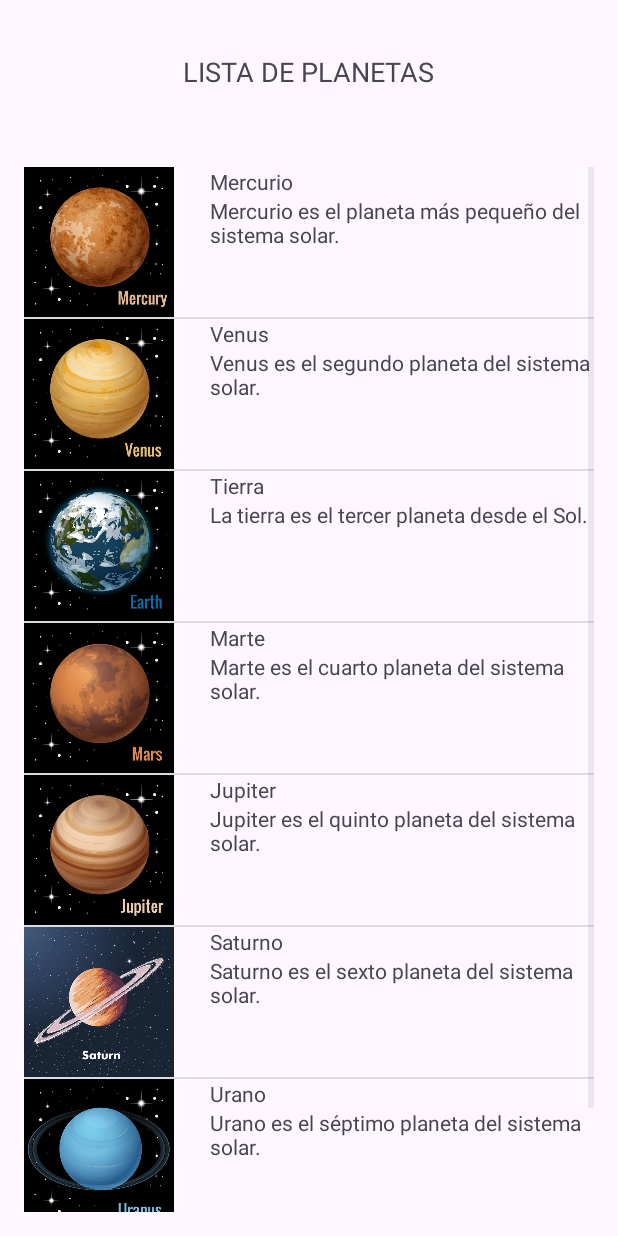
After one commit to Gupe024/PP_Adriana, an Android app: the Lista_planetas screen opened directly, with no data from a screen before it, on a phone screen of 412 x 824 dp. The commit adds this screen. Run offline under Robolectric (Android 15) with nearby library versions, the phone set to English and light mode, and no system bars.

Commit message:
Segundo commit

```diff
--- a/app/src/main/AndroidManifest.xml
+++ b/app/src/main/AndroidManifest.xml
@@ -13,6 +13,12 @@
         android:theme="@style/Theme.EPlanetas_A"
         tools:targetApi="31">
         <activity
+            android:name=".Informacion"
+            android:exported="false" />
+        <activity
+            android:name=".Lista_planetas"
+            android:exported="false" />
+        <activity
             android:name=".MainActivity"
             android:exported="true">
             <intent-filter>
--- /dev/null
+++ b/app/src/main/java/com/example/eplanetas_a/AdaptadorPlanetas.java
@@ -0,0 +1,44 @@
+package com.example.eplanetas_a;
+
+import android.app.Activity;
+import android.view.LayoutInflater;
+import android.view.View;
+import android.view.ViewGroup;
+import android.widget.ArrayAdapter;
+import android.widget.ImageView;
+import android.widget.TextView;
+
+import androidx.annotation.NonNull;
+
+public class AdaptadorPlanetas extends ArrayAdapter<String> {
+
+    private final Activity context;
+    private final String[] nombres;
+    private final String[] descripciones;
+    private final Integer[] image;
+
+    public AdaptadorPlanetas(@NonNull Activity context, String[] nombres, String[] descripciones, Integer[] image) {
+        super(context, R.layout.item_planetas, nombres);
+        this.context = context;
+        this.nombres = nombres;
+        this.descripciones = descripciones;
+        this.image = image;
+    }
+
+    public View getView(int position, View convertView, ViewGroup parent) {
+        if (convertView == null) {
+            LayoutInflater inflater = context.getLayoutInflater();
+            convertView = inflater.inflate(R.layout.item_planetas, parent, false);
+        }
+
+        TextView nombre = convertView.findViewById(R.id.nombre);
+        TextView descripcion = convertView.findViewById(R.id.descripcion);
+        ImageView imagen = convertView.findViewById(R.id.logo);
+
+        nombre.setText(nombres[position]);
+        descripcion.setText(descripciones[position]);
+        imagen.setImageResource(image[position]);
+
+        return convertView;
+    }
+}
--- /dev/null
+++ b/app/src/main/java/com/example/eplanetas_a/Lista_planetas.java
@@ -0,0 +1,42 @@
+package com.example.eplanetas_a;
+
+import android.content.res.TypedArray;
+import android.os.Bundle;
+import android.view.View;
+import android.widget.AdapterView;
+import android.widget.ListView;
+import android.widget.Toast;
+
+import androidx.appcompat.app.AppCompatActivity;
+
+public class Lista_planetas extends AppCompatActivity {
+    private ListView lista;
+
+    @Override
+    protected void onCreate(Bundle savedInstanceState) {
+        super.onCreate(savedInstanceState);
+        setContentView(R.layout.activity_lista_planetas);
+
+        lista = findViewById(R.id.ListaView);
+
+        String[] nombres = getResources().getStringArray(R.array.planetas_array);
+        String[] descripciones = getResources().getStringArray(R.array.descripcionPlanetas);
+
+        TypedArray images = getResources().obtainTypedArray(R.array.imagenesPlanetas);
+        Integer[] image = new Integer[images.length()];
+        for (int i = 0; i < images.length(); i++) {
+            image[i] = images.getResourceId(i, -1);
+        }
+        images.recycle();
+
+        AdaptadorPlanetas adapter = new AdaptadorPlanetas(this, nombres, descripciones, image);
+        lista.setAdapter(adapter);
+
+        lista.setOnItemClickListener(new AdapterView.OnItemClickListener() {
+            @Override
+            public void onItemClick(AdapterView<?> parent, View view, int position, long id) {
+                Toast.makeText(getApplicationContext(), "Seleccionaste: " + nombres[position], Toast.LENGTH_LONG).show();
+            }
+        });
+    }
+}
--- a/app/src/main/res/layout/listadeplanetas.xml
+++ b/app/src/main/res/layout/activity_lista_planetas.xml
@@ -1,10 +1,12 @@
 <?xml version="1.0" encoding="utf-8"?>
 <RelativeLayout xmlns:android="http://schemas.android.com/apk/res/android"
+    xmlns:tools="http://schemas.android.com/tools"
     android:layout_width="match_parent"
-    android:layout_height="match_parent">
+    android:layout_height="match_parent"
+    tools:context=".MainActivity">
 
     <TextView
-        android:id="@+id/total"
+        android:id="@+id/nombre_menu"
         android:layout_width="wrap_content"
         android:layout_height="wrap_content"
         android:text="@string/Menu"
@@ -13,10 +15,9 @@
         android:layout_centerHorizontal="true"/>
 
     <ListView
-        android:id="@+id/listView"
-        android:layout_below="@id/total"
+        android:id="@+id/ListaView"
+        android:layout_below="@id/nombre_menu"
         android:layout_width="match_parent"
         android:layout_height="wrap_content"
         android:padding="16dp" />
-
 </RelativeLayout>
--- a/app/src/main/res/values/strings.xml
+++ b/app/src/main/res/values/strings.xml
@@ -5,4 +5,45 @@
     <string name="Password">Contraseña</string>
     <string name="Iniciar">INICIAR</string>
     <string name="Menu">LISTA DE PLANETAS</string>
+    <string name="Nombre_planeta" />
+    <string name="Descripcion" />
+    <string name="TituloInfo"/>
+    <string name="Textoizquierdo"/>
+    <string name="Textocentrado"/>
+
+    <string-array name="planetas_array">
+        <item>Mercurio</item>
+        <item>Venus</item>
+        <item>Tierra</item>
+        <item>Marte</item>
+        <item>Jupiter</item>
+        <item>Saturno</item>
+        <item>Urano</item>
+        <item>Neptuno</item>
+    </string-array>
+
+    <string-array name="descripcionPlanetas">
+        <item>Mercurio es el planeta más pequeño del sistema solar.</item>
+        <item>Venus es el segundo planeta del sistema solar.</item>
+        <item>La tierra es el tercer planeta desde el Sol.</item>
+        <item>Marte es el cuarto planeta del sistema solar.</item>
+        <item>Jupiter es el quinto planeta del sistema solar.</item>
+        <item>Saturno es el sexto planeta del sistema solar.</item>
+        <item>Urano es el séptimo planeta del sistema solar.</item>
+        <item>Neptuno es el octavo y último planeta del sistema solar.</item>
+    </string-array>
+
+    <array name="imagenesPlanetas">
+        <item>@drawable/mercurio</item>
+        <item>@drawable/venus</item>
+        <item>@drawable/tierra</item>
+        <item>@drawable/marte</item>
+        <item>@drawable/jupiter</item>
+        <item>@drawable/saturno</item>
+        <item>@drawable/urano</item>
+        <item>@drawable/neptuno</item>
+    </array>
+
+
+
 </resources>
```
Also changed, not shown: app/src/main/java/com/example/eplanetas_a/Informacion.java (added, +24 -0 lines), app/src/main/java/com/example/eplanetas_a/MainActivity.java (+7 -7 lines), app/src/main/res/layout/activity_informacion.xml (added, +67 -0 lines), app/src/main/res/layout/item_planetas.xml (+3 -20 lines), app/src/main/res/drawable/jupiter.jpg (added), app/src/main/res/drawable/marte.jpg (added), app/src/main/res/drawable/mercurio.jpg (added), app/src/main/res/drawable/neptuno.jpg (added), app/src/main/res/drawable/saturno.jpg (added), app/src/main/res/drawable/tierra.jpg (added), app/src/main/res/drawable/urano.jpg (added), app/src/main/res/drawable/venus.jpg (added).
